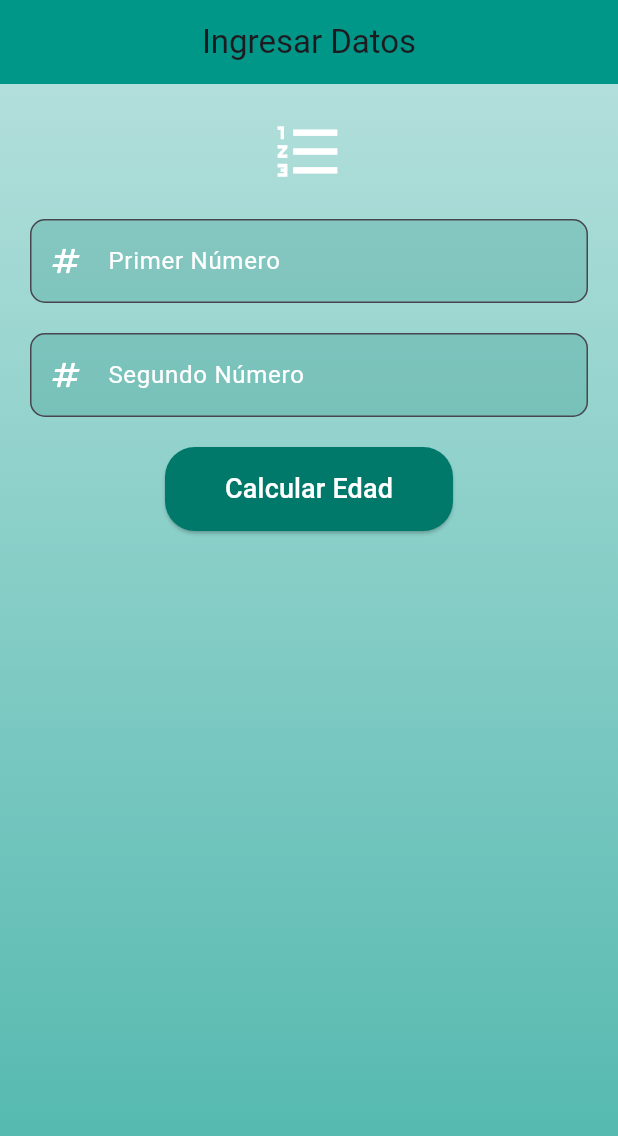
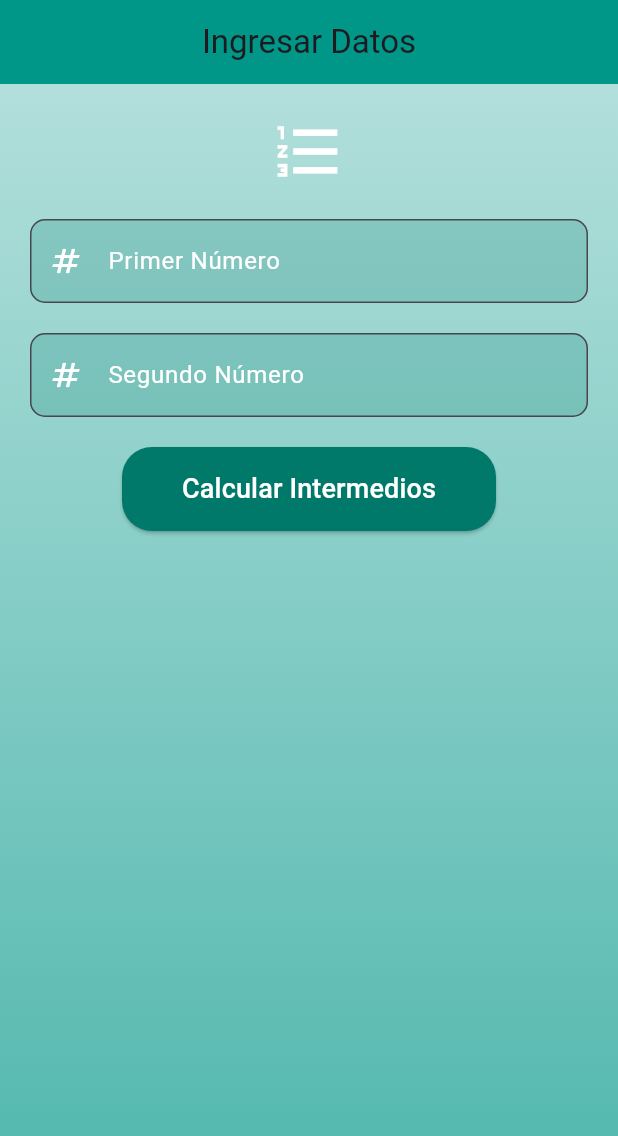
Before and after one commit to Augusto120204/ExamenUnidad1_6, a Flutter app: the screen it shows after launch, on a phone screen of 412 x 824 dp. Shown: the top 1136 px of the screen. Run offline on Flutter 3.47's test engine with Material 3 defaults, Android fonts, the phone set to English and light mode, and no system bars.

Commit message:
Arreglo boton

```diff
--- a/lib/pages/page_ingresar_datos.dart
+++ b/lib/pages/page_ingresar_datos.dart
@@ -97,7 +97,7 @@ class PageIngresarDatos extends StatelessWidget {
                   ),
                 ),
                 child: const Text(
-                  'Calcular Edad',
+                  'Calcular Intermedios',
                   style: TextStyle(fontSize: 18, color: Colors.white),
                 ),
               ),
```
